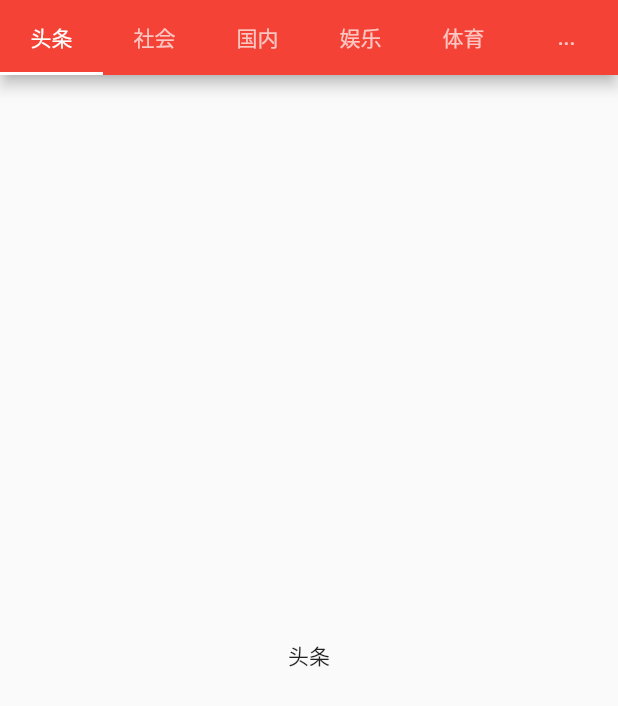
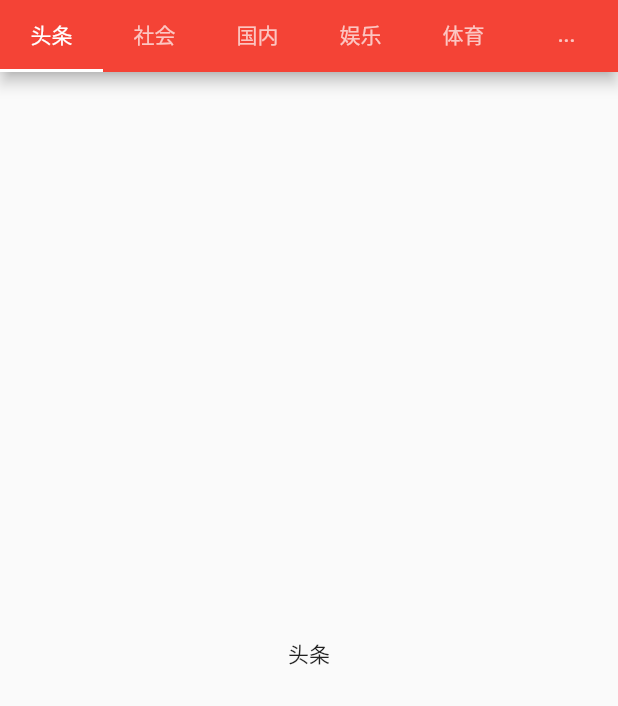
Before and after one commit to brian-god/flutter_app, a Flutter app: the TabNavigation screen opened directly, on a phone screen of 412 x 824 dp. Shown: the top 706 px of the screen. Run offline on Flutter 3.47's test engine with Material 2 defaults, Android fonts, the phone set to English and light mode, and no system bars.

Commit message:
修改顶部高度

```diff
--- a/lib/page/homepage.dart
+++ b/lib/page/homepage.dart
@@ -49,7 +49,7 @@ class TabNavigationState extends State<TabNavigation>
                   indicatorPadding: EdgeInsets.fromLTRB(0, 0, 0, 0),
                 ),
           ),
-          preferredSize:Size.fromHeight(50.0),
+          preferredSize:Size.fromHeight(48.0),
         ),
         body: new TabBarView(controller: _tabController, children: <Widget>[
           new TopItme(),
```
